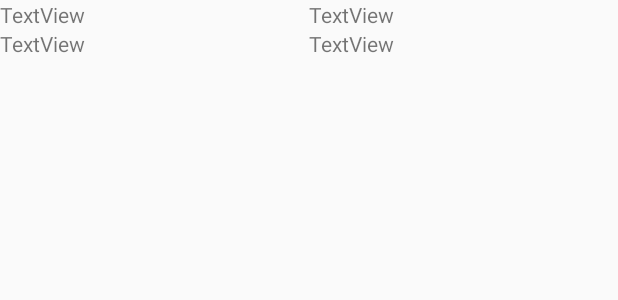
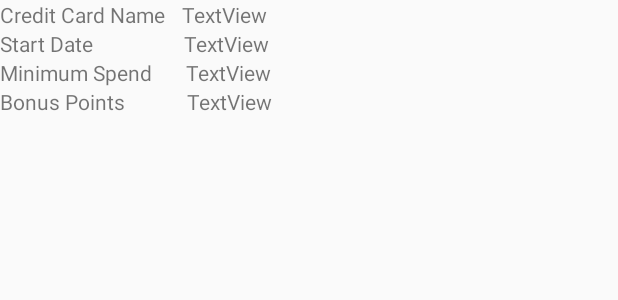
Before and after one commit to echosierra1/TravelHackingReboot, an Android app: the layout creditcardrow.xml on its own in the app's theme, with its tools: preview values and no code run, on a phone screen of 412 x 824 dp. Shown: the top 300 px of the screen. Run offline under Robolectric (Android 15) with nearby library versions, the phone set to English and light mode, and no system bars.

Commit message:
Reformatted View durring break

```diff
--- a/app/src/main/java/com/example/travelhacking/CCAALL.java
+++ b/app/src/main/java/com/example/travelhacking/CCAALL.java
@@ -52,6 +52,7 @@ public class CCAALL extends ArrayAdapter
         TextView ccStartDate = (TextView)listItem.findViewById(R.id.ccStartDateTV);
         TextView ccMinSpend = (TextView)listItem.findViewById(R.id.ccMinSpendTV);
         TextView ccBonusPoints = (TextView)listItem.findViewById(R.id.ccBonusPointsTV);
+// gives the credit card payload from the linked list.
         Card cc = this.creditCardList.getAtIndex(position);
 
         ccName.setText(cc.getName());
--- a/app/src/main/java/com/example/travelhacking/PAALL.java
+++ b/app/src/main/java/com/example/travelhacking/PAALL.java
@@ -50,6 +50,7 @@ public class PAALL extends ArrayAdapter
         TextView pName = (TextView)listItem.findViewById(R.id.programTV);
         TextView pBank = (TextView)listItem.findViewById(R.id.bankTV);
         TextView pBalance = (TextView)listItem.findViewById(R.id.balanceTV);
+// gives the Program payload from the linked list.
         Program p = this.programList.getAtIndex(position);
 
         pName.setText(p.getName());
--- a/app/src/main/res/layout/creditcardrow.xml
+++ b/app/src/main/res/layout/creditcardrow.xml
@@ -1,7 +1,9 @@
 <?xml version="1.0" encoding="utf-8"?>
 <LinearLayout xmlns:android="http://schemas.android.com/apk/res/android"
-    android:orientation="vertical" android:layout_width="match_parent"
-    android:layout_height="match_parent">
+    xmlns:tools="http://schemas.android.com/tools"
+    android:layout_width="match_parent"
+    android:layout_height="match_parent"
+    android:orientation="vertical">
 
     <LinearLayout
         android:layout_width="match_parent"
@@ -9,17 +11,54 @@
         android:orientation="horizontal">
 
         <TextView
+            android:layout_width="wrap_content"
+            android:layout_height="wrap_content"
+            android:layout_weight="1"
+            android:text="Credit Card Name" />
+
+        <TextView
             android:id="@+id/ccNameTV"
             android:layout_width="wrap_content"
             android:layout_height="wrap_content"
+            android:layout_weight="20"
+            android:text="TextView" />
+    </LinearLayout>
+
+    <LinearLayout
+        android:layout_width="match_parent"
+        android:layout_height="wrap_content"
+        android:orientation="horizontal">
+
+        <TextView
+            android:layout_width="wrap_content"
+            android:layout_height="wrap_content"
             android:layout_weight="1"
-            android:text="TextView" />
+            android:text="Start Date" />
 
         <TextView
             android:id="@+id/ccStartDateTV"
             android:layout_width="wrap_content"
             android:layout_height="wrap_content"
+            android:layout_weight="3.8"
+            android:text="TextView" />
+    </LinearLayout>
+
+    <LinearLayout
+        android:layout_width="match_parent"
+        android:layout_height="wrap_content"
+        android:orientation="horizontal">
+
+        <TextView
+            android:layout_width="wrap_content"
+            android:layout_height="wrap_content"
             android:layout_weight="1"
+            android:text="Minimum Spend" />
+
+        <TextView
+            android:id="@+id/ccMinSpendTV"
+            android:layout_width="wrap_content"
+            android:layout_height="wrap_content"
+            android:layout_weight="10"
             android:text="TextView" />
 
     </LinearLayout>
@@ -27,21 +66,20 @@
     <LinearLayout
         android:layout_width="match_parent"
         android:layout_height="match_parent"
-        android:layout_weight="1"
         android:orientation="horizontal">
 
         <TextView
-            android:id="@+id/ccMinSpendTV"
             android:layout_width="wrap_content"
             android:layout_height="wrap_content"
             android:layout_weight="1"
-            android:text="TextView" />
+            android:text="Bonus Points" />
 
         <TextView
             android:id="@+id/ccBonusPointsTV"
             android:layout_width="wrap_content"
             android:layout_height="wrap_content"
-            android:layout_weight="1"
+            android:layout_weight="5.5"
             android:text="TextView" />
+
     </LinearLayout>
 </LinearLayout>
```
Also changed, not shown: app/src/main/res/layout/programrow.xml (+35 -8 lines).
